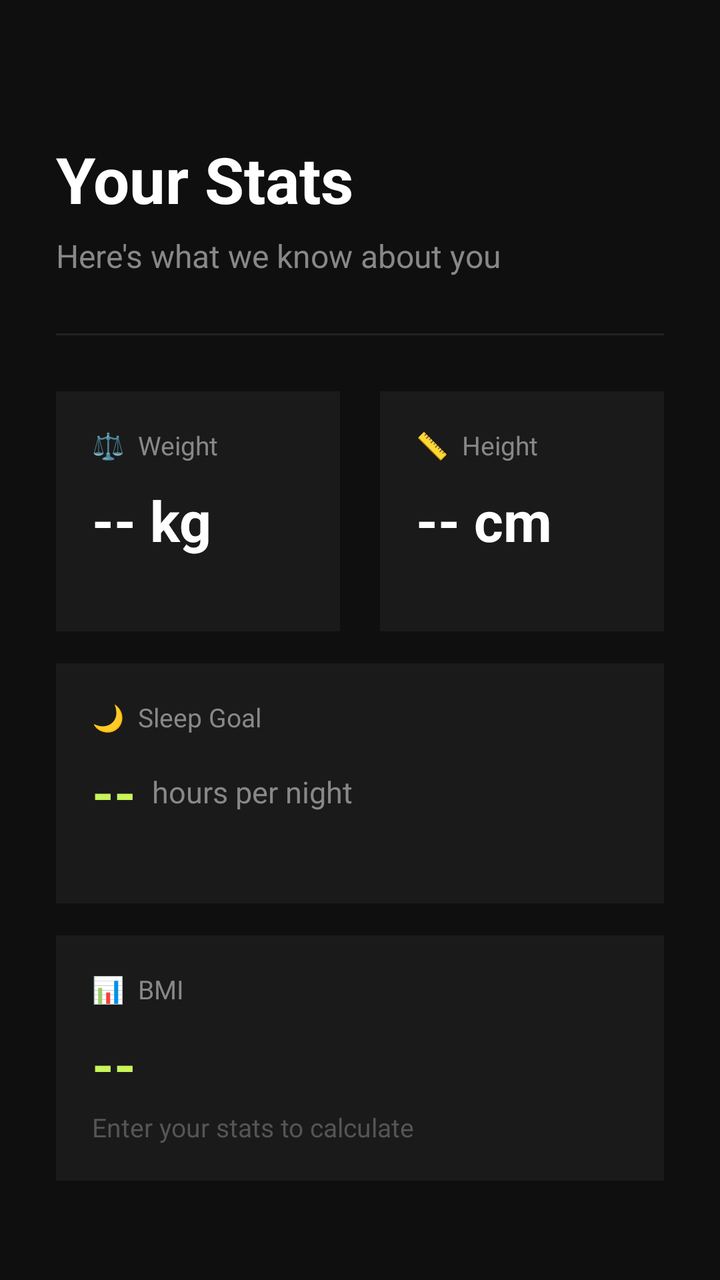
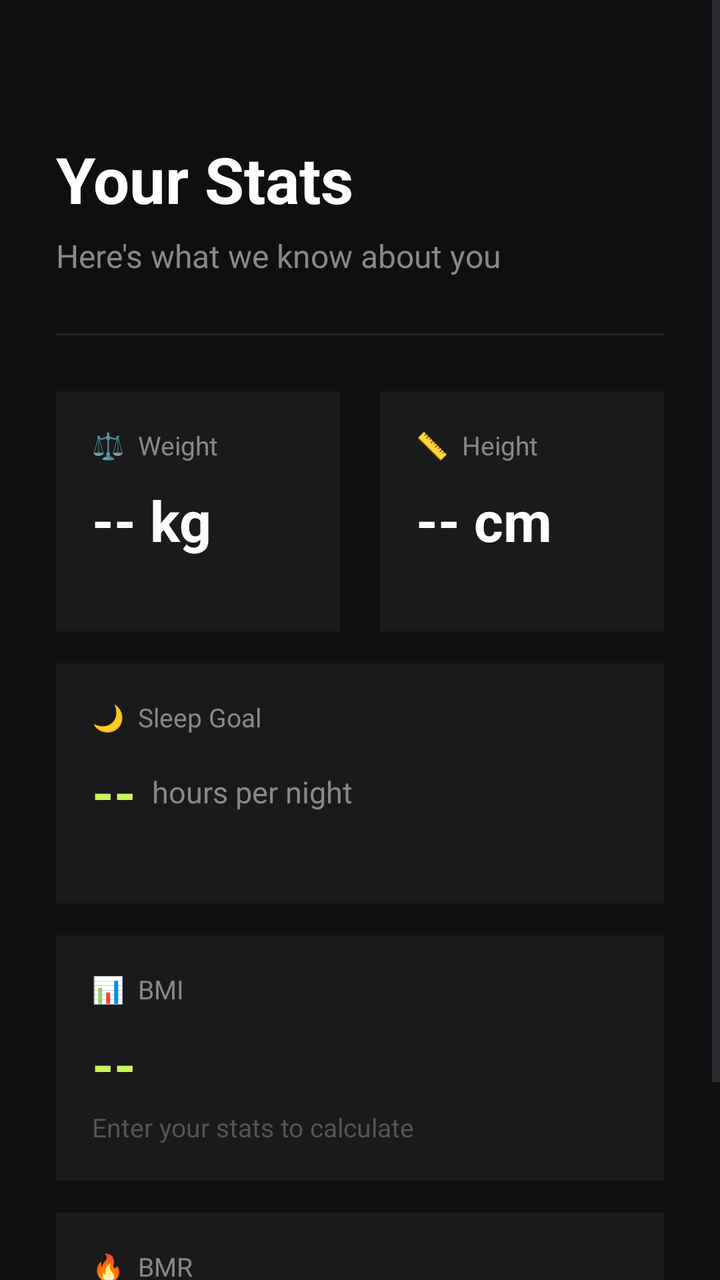

Before-and-after screenshots of an Android layout around one commit, followed by the original layout XML and the change that was made.
<!-- AndroidManifest.xml: application theme Theme.FitApp -->
<!-- res/layout/activity_home.xml -->
<?xml version="1.0" encoding="utf-8"?>
<ScrollView xmlns:android="http://schemas.android.com/apk/res/android"
    android:id = "@+id/main"
    xmlns:tools="http://schemas.android.com/tools"
    android:layout_width="match_parent"
    android:layout_height="match_parent"
    android:background="#0F0F0F"
    tools:context=".Home">

    <LinearLayout
        android:layout_width="match_parent"
        android:layout_height="wrap_content"
        android:orientation="vertical"
        android:padding="28dp">

        
        <TextView
            android:layout_width="wrap_content"
            android:layout_height="wrap_content"
            android:layout_marginTop="40dp"
            android:text="Your Stats"
            android:textColor="#FFFFFF"
            android:textSize="32sp"
            android:textStyle="bold" />

        <TextView
            android:layout_width="wrap_content"
            android:layout_height="wrap_content"
            android:layout_marginTop="6dp"
            android:text="Here's what we know about you"
            android:textColor="#888888"
            android:textSize="16sp" />

        
        <View
            android:layout_width="match_parent"
            android:layout_height="1dp"
            android:layout_marginTop="28dp"
            android:background="#222222" />

        
        <LinearLayout
            android:layout_width="match_parent"
            android:layout_height="wrap_content"
            android:layout_marginTop="28dp"
            android:orientation="horizontal">

            
            <LinearLayout
                android:layout_width="0dp"
                android:layout_height="120dp"
                android:layout_marginEnd="10dp"
                android:layout_weight="1"
                android:background="#1A1A1A"
                android:orientation="vertical"
                android:padding="18dp">

                <TextView
                    android:layout_width="wrap_content"
                    android:layout_height="wrap_content"
                    android:text="⚖️  Weight"
                    android:textColor="#888888"
                    android:textSize="13sp" />

                <TextView
                    android:id="@+id/tvWeightValue"
                    android:layout_width="wrap_content"
                    android:layout_height="wrap_content"
                    android:layout_marginTop="10dp"
                    android:text="-- kg"
                    android:textColor="#FFFFFF"
                    android:textSize="28sp"
                    android:textStyle="bold" />

            </LinearLayout>

            
            <LinearLayout
                android:layout_width="0dp"
                android:layout_height="120dp"
                android:layout_marginStart="10dp"
                android:layout_weight="1"
                android:background="#1A1A1A"
                android:orientation="vertical"
                android:padding="18dp">

                <TextView
                    android:layout_width="wrap_content"
                    android:layout_height="wrap_content"
                    android:text="📏  Height"
                    android:textColor="#888888"
                    android:textSize="13sp" />

                <TextView
                    android:id="@+id/tvHeightValue"
                    android:layout_width="wrap_content"
                    android:layout_height="wrap_content"
                    android:layout_marginTop="10dp"
                    android:text="-- cm"
                    android:textColor="#FFFFFF"
                    android:textSize="28sp"
                    android:textStyle="bold" />

            </LinearLayout>

        </LinearLayout>

        
        <LinearLayout
            android:layout_width="match_parent"
            android:layout_height="120dp"
            android:layout_marginTop="16dp"
            android:background="#1A1A1A"
            android:orientation="vertical"
            android:padding="18dp">

            <TextView
                android:layout_width="wrap_content"
                android:layout_height="wrap_content"
                android:text="🌙  Sleep Goal"
                android:textColor="#888888"
                android:textSize="13sp" />

            <LinearLayout
                android:layout_width="match_parent"
                android:layout_height="wrap_content"
                android:layout_marginTop="10dp"
                android:orientation="horizontal"
                android:gravity="center_vertical">

                <TextView
                    android:id="@+id/tvSleepValue"
                    android:layout_width="wrap_content"
                    android:layout_height="wrap_content"
                    android:text="--"
                    android:textColor="#C8F55A"
                    android:textSize="28sp"
                    android:textStyle="bold" />

                <TextView
                    android:layout_width="wrap_content"
                    android:layout_height="wrap_content"
                    android:layout_marginStart="8dp"
                    android:text="hours per night"
                    android:textColor="#888888"
                    android:textSize="15sp" />

            </LinearLayout>

        </LinearLayout>

        
        <LinearLayout
            android:layout_width="match_parent"
            android:layout_height="wrap_content"
            android:layout_marginTop="16dp"
            android:background="#1A1A1A"
            android:orientation="vertical"
            android:padding="18dp">

            <TextView
                android:layout_width="wrap_content"
                android:layout_height="wrap_content"
                android:text="📊  BMI"
                android:textColor="#888888"
                android:textSize="13sp" />

            <TextView
                android:id="@+id/tvBMIValue"
                android:layout_width="wrap_content"
                android:layout_height="wrap_content"
                android:layout_marginTop="10dp"
                android:text="--"
                android:textColor="#C8F55A"
                android:textSize="28sp"
                android:textStyle="bold" />

            <TextView
                android:id="@+id/tvBMILabel"
                android:layout_width="wrap_content"
                android:layout_height="wrap_content"
                android:layout_marginTop="4dp"
                android:text="Enter your stats to calculate"
                android:textColor="#555555"
                android:textSize="13sp" />

        </LinearLayout>

    </LinearLayout>
</ScrollView>
<!-- resources referenced by this layout -->
<resources>
  <style name="Theme.FitApp" parent="Base.Theme.FitApp" />
  <style name="Base.Theme.FitApp" parent="Theme.Material3.DayNight.NoActionBar">
          
          
      </style>
</resources>

<!-- the commit's change to res/layout/activity_home.xml (unified diff, before → after) -->
@@ -14,6 +14,7 @@
         android:padding="28dp">
 
         
+
         <TextView
             android:layout_width="wrap_content"
             android:layout_height="wrap_content"
@@ -186,5 +187,41 @@
 
         </LinearLayout>
 
+        <LinearLayout
+            android:layout_width="match_parent"
+            android:layout_height="match_parent"
+            android:layout_marginTop="16dp"
+            android:background="#1A1A1A"
+            android:orientation="vertical"
+            android:padding="18dp">
+
+            <TextView
+                android:layout_width="wrap_content"
+                android:layout_height="wrap_content"
+                android:text="🔥  BMR"
+                android:textColor="#888888"
+                android:textSize="13sp" />
+
+            <TextView
+                android:id="@+id/tvBMRValue"
+                android:layout_width="wrap_content"
+                android:layout_height="wrap_content"
+                android:layout_marginTop="10dp"
+                android:text="--"
+                android:textColor="#C8F55A"
+                android:textSize="28sp"
+                android:textStyle="bold" />
+
+            <TextView
+                android:id="@+id/tvBMRLabel"
+                android:layout_width="wrap_content"
+                android:layout_height="wrap_content"
+                android:layout_marginTop="4dp"
+                android:text="Enter your stats to calculate"
+                android:textColor="#555555"
+                android:textSize="13sp" />
+
+        </LinearLayout>
+
     </LinearLayout>
 </ScrollView>
